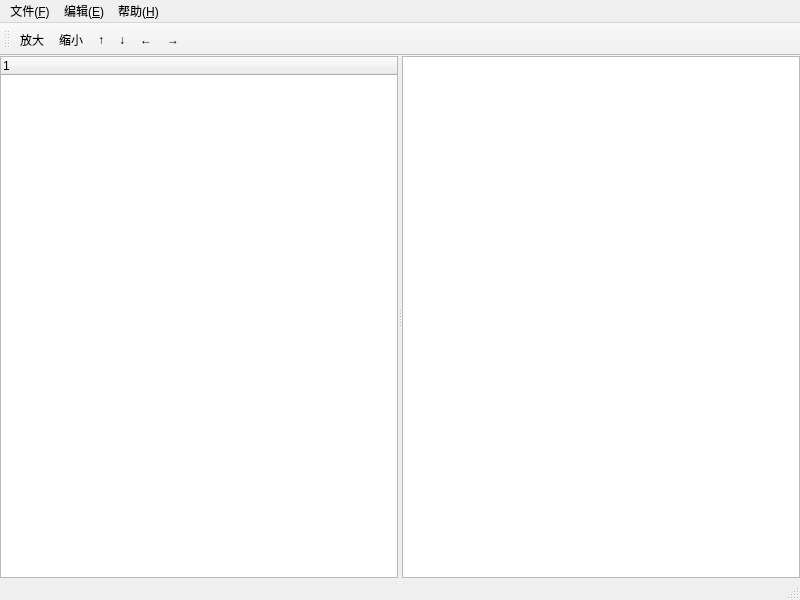
This is mainwindow.ui in sonichy/HTYMap as Qt 5 draws it before an edit. The edited form follows.
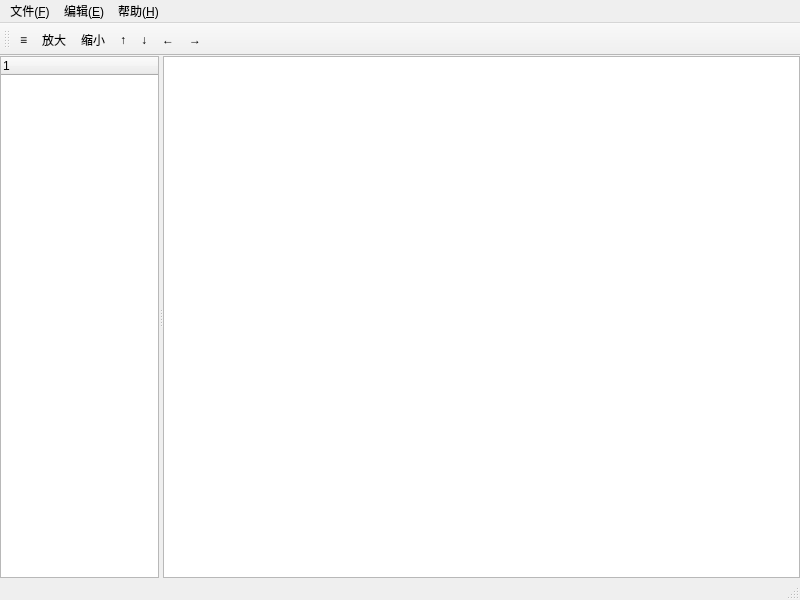
This is the edited form. Icons and pictures are not drawn.

What changed in the file:
```diff
--- a/mainwindow.ui
+++ b/mainwindow.ui
@@ -40,6 +40,12 @@
        <enum>Qt::Horizontal</enum>
       </property>
       <widget class="QTreeWidget" name="treeWidget">
+       <property name="sizePolicy">
+        <sizepolicy hsizetype="Expanding" vsizetype="Expanding">
+         <horstretch>2</horstretch>
+         <verstretch>0</verstretch>
+        </sizepolicy>
+       </property>
        <property name="selectionMode">
         <enum>QAbstractItemView::ContiguousSelection</enum>
        </property>
@@ -50,6 +56,12 @@
        </column>
       </widget>
       <widget class="QGraphicsView" name="graphicsView">
+       <property name="sizePolicy">
+        <sizepolicy hsizetype="Expanding" vsizetype="Expanding">
+         <horstretch>8</horstretch>
+         <verstretch>0</verstretch>
+        </sizepolicy>
+       </property>
        <property name="alignment">
         <set>Qt::AlignLeading|Qt::AlignLeft|Qt::AlignTop</set>
        </property>
@@ -103,6 +115,7 @@
    <attribute name="toolBarBreak">
     <bool>false</bool>
    </attribute>
+   <addaction name="action_side"/>
    <addaction name="action_zoomin"/>
    <addaction name="action_zoomout"/>
    <addaction name="action_moveUp"/>
@@ -267,6 +280,14 @@
     <string>保存图像</string>
    </property>
   </action>
+  <action name="action_side">
+   <property name="checkable">
+    <bool>true</bool>
+   </property>
+   <property name="text">
+    <string>≡</string>
+   </property>
+  </action>
  </widget>
  <layoutdefault spacing="6" margin="11"/>
  <resources>
```
